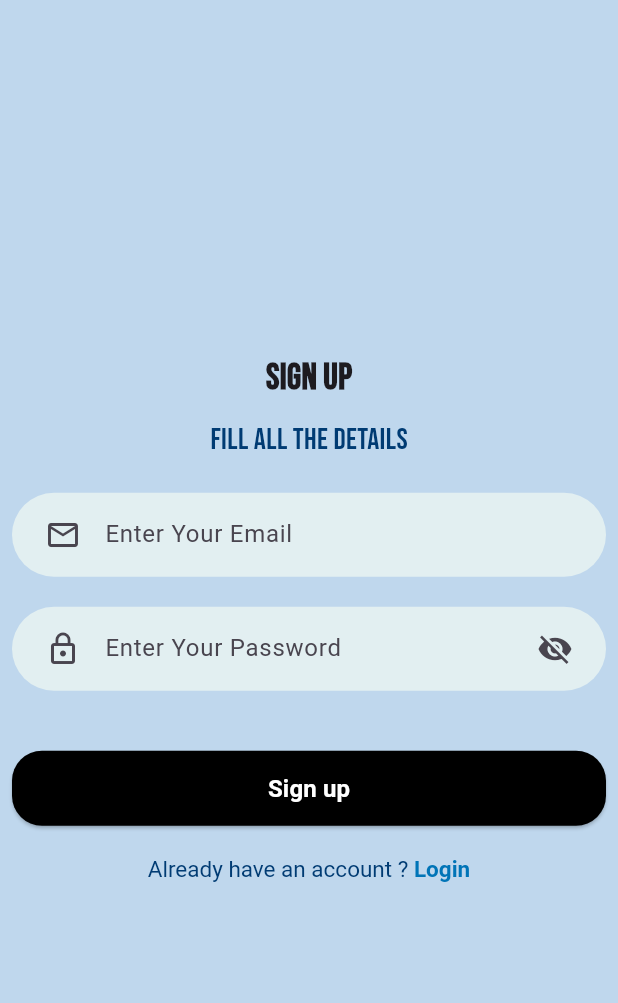
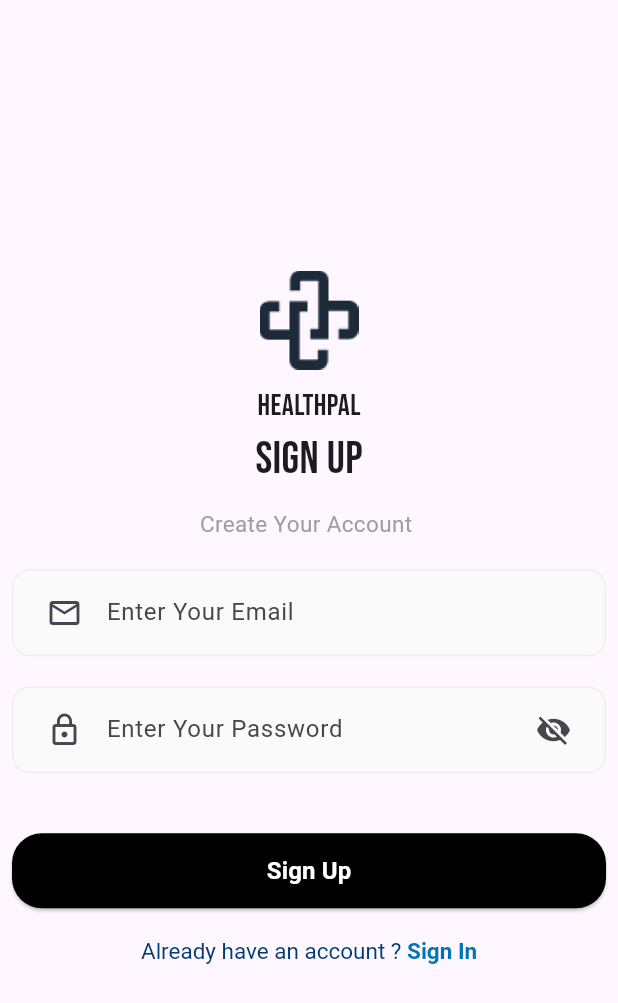
Before and after one commit to AbdulAhad-150/DOCTOR-APPOINTMENT, a Flutter app: the SignupScreen screen opened directly, on a phone screen of 412 x 824 dp. Shown: the top 1003 px of the screen. Run offline on Flutter 3.47's test engine with Material 3 defaults, Android fonts, the light colour scheme and no system bars; our stand-ins replace firebase_auth, firebase_core, google_fonts; accounts and stored records are empty.

Commit message:
first commit

```diff
--- a/lib/Login/Signup/signup_screen.dart
+++ b/lib/Login/Signup/signup_screen.dart
@@ -48,7 +48,7 @@ class _SignupScreenState extends State<SignupScreen> {
   @override
   Widget build(BuildContext context) {
     return Scaffold(
-      backgroundColor: Color(0xffbfd7ed),
+      // backgroundColor: Color(0xffbfd7ed),
       body: SafeArea(
         child: Center(
           child: Padding(
@@ -56,28 +56,41 @@ class _SignupScreenState extends State<SignupScreen> {
             child: Column(
               mainAxisAlignment: MainAxisAlignment.center,
               children: [
+                Image.asset('assets/images/Vector.png'),
+                SizedBox(height: 10),
+                Text(
+                  "HealthPal",
+                  style: GoogleFonts.bebasNeue(
+                    fontSize: 20,
+                    fontWeight: FontWeight.w100,
+                    // color: Color(0xff003b73),
+                  ),
+                ),
+                SizedBox(height: 0),
                 Text(
                   "Sign up",
                   style: GoogleFonts.bebasNeue(
-                    fontSize: 24,
-                    fontWeight: FontWeight.bold,
+                    fontSize: 30,
+                    fontWeight: FontWeight.w100,
+                    // color: Color(0xff003b73),
                   ),
                 ),
                 SizedBox(height: 10),
                 Text(
-                  "Fill all the Details",
-                  style: GoogleFonts.bebasNeue(
-                    fontSize: 20,
+                  "Create Your Account ",
+                  style: TextStyle(
+                    fontSize: 15,
                     // fontWeight: FontWeight.bold,
-                    color: Color(0xff003b73),
+                    color: Colors.grey,
                   ),
                 ),
                 SizedBox(height: 20),
                 Container(
                   padding: EdgeInsets.symmetric(horizontal: 10),
                   decoration: BoxDecoration(
-                    borderRadius: BorderRadius.circular(30),
-                    color: Color(0xffE2EFF1),
+                    borderRadius: BorderRadius.circular(12),
+                    color: Colors.grey[50],
+                    border: Border.all(color: Colors.grey[200]!),
                   ),
                   child: TextField(
                     controller: emailController,
@@ -93,8 +106,9 @@ class _SignupScreenState extends State<SignupScreen> {
                 Container(
                   padding: EdgeInsets.symmetric(horizontal: 10),
                   decoration: BoxDecoration(
-                    borderRadius: BorderRadius.circular(30),
-                    color: Color(0xffE2EFF1),
+                    borderRadius: BorderRadius.circular(12),
+                    color: Colors.grey[50],
+                    border: Border.all(color: Colors.grey[200]!),
                   ),
                   child: TextField(
                     controller: passwordController,
@@ -148,7 +162,7 @@ class _SignupScreenState extends State<SignupScreen> {
                       ),
                     ),
                     child: const Text(
-                      'Sign up',
+                      'Sign Up',
                       style: TextStyle(
                         fontSize: 16,
                         color: Colors.white,
@@ -165,7 +179,7 @@ class _SignupScreenState extends State<SignupScreen> {
                       style: TextStyle(color: Color(0xff003b73), fontSize: 15),
                       children: [
                         TextSpan(
-                          text: "Login",
+                          text: "Sign In",
                           style: TextStyle(
                             color: Color(0xff0074b7),
                             fontWeight: FontWeight.bold,
--- a/lib/home_screen.dart
+++ b/lib/home_screen.dart
@@ -38,7 +38,7 @@ class _HomeScreenState extends State<HomeScreen> {
     switch (_selectedIndex) {
       case 0:
         // return AllDoctorList();
-      return _buildHomeScreen();
+        return _buildHomeScreen();
       case 1:
         return MapScreen();
       case 2:
```
Also changed, not shown: 1 other file.
